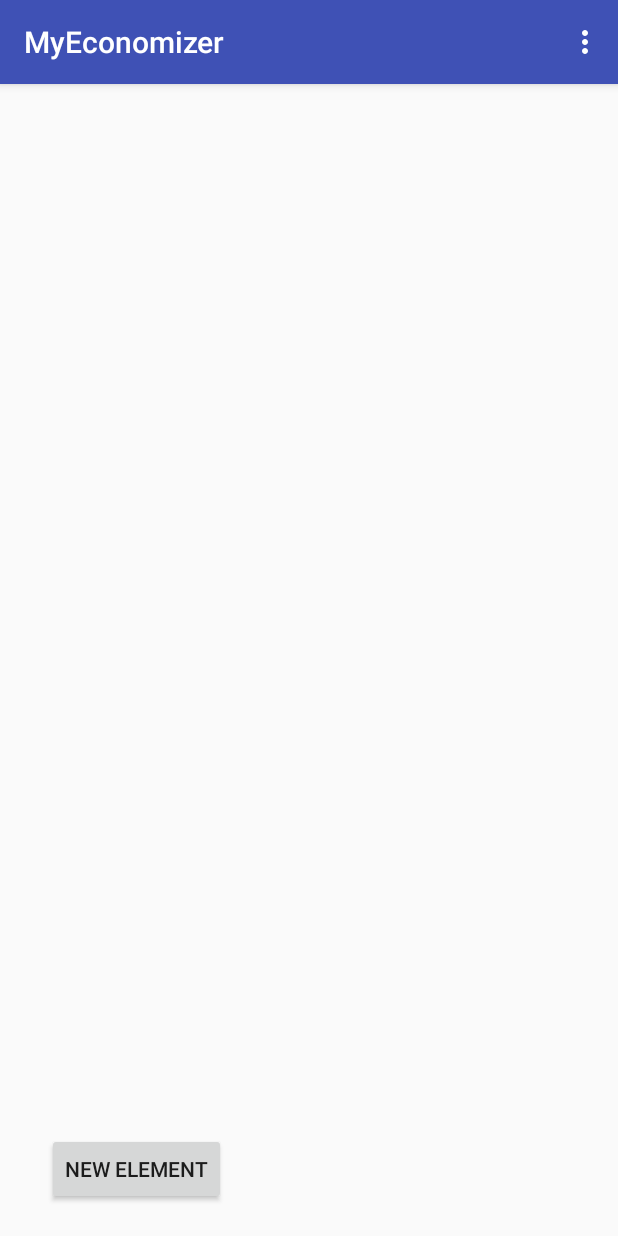
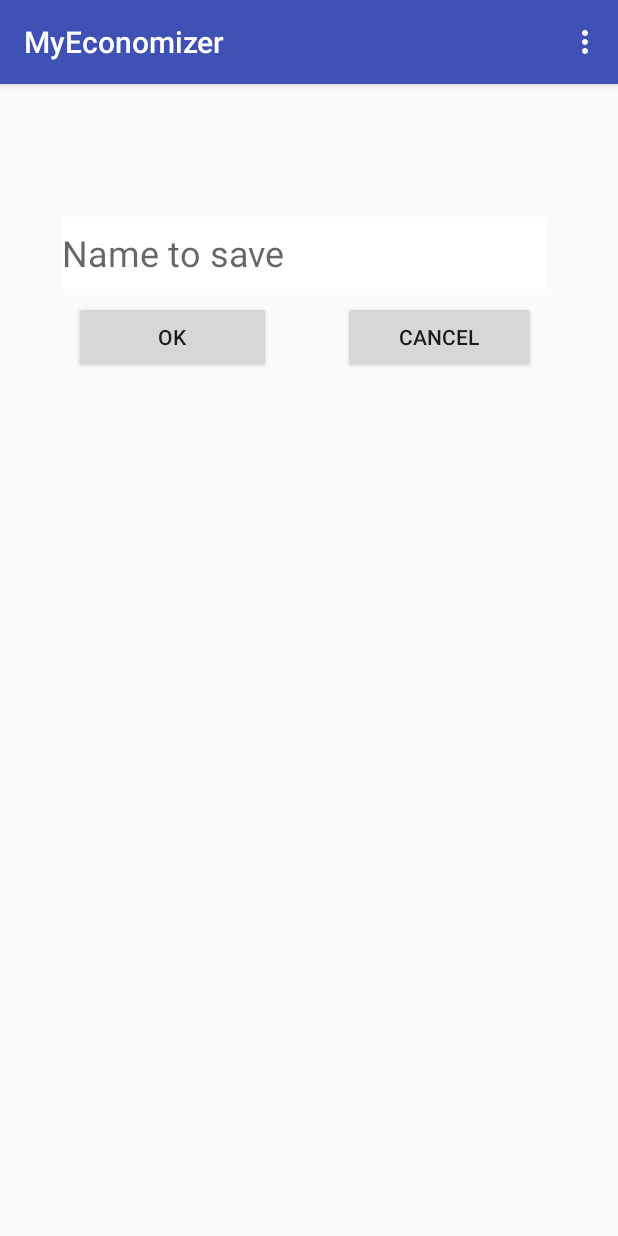
Before and after one commit to OlegBrest/MyEconomizer, an Android app: the screen it shows after launch (MainActivity), in the options menu, after a tap on "Edit saves", on a phone screen of 412 x 824 dp. Run offline under Robolectric (Android 15) with nearby library versions, the phone set to English and light mode, and no system bars; libraries missing offline, so code that uses them is left out: com.baoyz.swipemenulistview; plain views replace SwipeMenuListView; 5 statements that could not run were skipped.

Commit message:
saving DB

```diff
--- a/app/src/main/AndroidManifest.xml
+++ b/app/src/main/AndroidManifest.xml
@@ -17,6 +17,7 @@
             </intent-filter>
         </activity>
         <activity android:name=".SecondActivity"></activity>
+        <activity android:name=".saves_activity"></activity>
     </application>
 
 </manifest>
--- a/app/src/main/java/com/example/pop/myeconomizer/GoodsListAdapter.java
+++ b/app/src/main/java/com/example/pop/myeconomizer/GoodsListAdapter.java
@@ -44,7 +44,7 @@ public class GoodsListAdapter extends ArrayAdapter<goods_type>
         textShop.setText(item_good.getShop());
         textCost.setText(new DecimalFormat("#.#####").format(item_good.getCost()));
         textVolume.setText(new DecimalFormat("#.#####").format(item_good.getVolume()));
-        textPPI.setText(new DecimalFormat("#.#####").format(item_good.getCost()/item_good.getVolume()));
+        textPPI.setText(new DecimalFormat("#.#####").format(item_good.getPPI()));
         return convertView;
     }
 }
--- a/app/src/main/java/com/example/pop/myeconomizer/MainActivity.java
+++ b/app/src/main/java/com/example/pop/myeconomizer/MainActivity.java
@@ -2,8 +2,10 @@ package com.example.pop.myeconomizer;
 
 import android.annotation.SuppressLint;
 import android.content.Intent;
+import android.database.sqlite.SQLiteDatabase;
 import android.graphics.Color;
 import android.graphics.drawable.ColorDrawable;
+import android.opengl.Visibility;
 import android.os.Bundle;
 import android.support.v7.app.AppCompatActivity;
 import android.util.Log;
@@ -13,6 +15,7 @@ import android.view.View;
 import android.widget.ArrayAdapter;
 import android.widget.Button;
 import android.widget.ListView;
+import android.widget.TextView;
 
 import com.baoyz.swipemenulistview.SwipeMenu;
 import com.baoyz.swipemenulistview.SwipeMenuCreator;
@@ -26,6 +29,7 @@ class goods_type
     private String Shop;
     private double Cost;
     private double Volume;
+    private double PPI;
 
     goods_type()
     {
@@ -33,17 +37,20 @@ class goods_type
         this.Shop = "";
         this.Cost = 0.0;
         this.Volume = 0.0;
+        this.PPI = 0;
     }
 
     String getName() {return this.Name;}
     String getShop() {return this.Shop;}
     double getCost() {return this.Cost;}
     double getVolume() {return this.Volume;}
+    double getPPI() {return this.PPI;}
 
     void setName (String name) {this.Name =name;}
     void setShop (String shop) {this.Shop =shop;}
     void setCost (double cost) {this.Cost =cost;}
     void setVolume (double volume) {this.Volume = volume;}
+    void setPPI (double ppi) {this.PPI = ppi;}
 }
 
 public class MainActivity extends AppCompatActivity {
@@ -52,6 +59,10 @@ public class MainActivity extends AppCompatActivity {
 private Button newbutton = null;
 private SwipeMenuListView lv = null;
 private DBHelper dbHelper;
+private SQLiteDatabase database;
+private TextView save_name_txtbx = null;
+private Button save_name_bttn = null;
+private Button cancel_save_bttn = null;
 
 private ArrayAdapter<goods_type> adapter;
 private ArrayList<goods_type> listOfGoods;
@@ -81,12 +92,21 @@ private ArrayList<goods_type> listOfGoods;
                 gt2load.setShop(Shop_load != null ? Shop_load[i] : null);
                 gt2load.setCost(Cost_load != null ? Cost_load[i] : 0);
                 gt2load.setVolume(Volume_load != null ? Volume_load[i] : 0);
+                if ((Volume_load == null) || (Volume_load[i] == 0)) {
+                    gt2load.setPPI(0);
+                }
+                else {
+                    gt2load.setPPI(Cost_load[i]/Volume_load[i]);
+                }
                 this.listOfGoods.add(gt2load);
             }
         }
         this.newbutton = findViewById(R.id.new_bttn);
         this.lv = findViewById(R.id.listview_goods);
         this.lv.setMenuCreator(creator);
+        this.save_name_txtbx = findViewById(R.id.save_name_txtbx);
+        this.save_name_bttn = findViewById(R.id.save_name_bttn);
+        this.cancel_save_bttn = findViewById(R.id.cancel_name_bttn);
 
         @SuppressLint("InflateParams") View viewHeader = getLayoutInflater().inflate(R.layout.header,null);
         this.lv.addHeaderView(viewHeader);
@@ -99,7 +119,32 @@ private ArrayList<goods_type> listOfGoods;
                 startActivityForResult(intent,1);
             }
         });
-        dbHelper = new DBHelper(this);
+        this.dbHelper = new DBHelper(this);
+        //this.database = this.dbHelper.getWritableDatabase();
+
+        this.save_name_bttn.setOnClickListener(new Button.OnClickListener() {
+            @Override
+            public void onClick(View v) {
+                save_name_txtbx.setVisibility(View.INVISIBLE);
+                save_name_bttn.setVisibility(View.INVISIBLE);
+                cancel_save_bttn.setVisibility(View.INVISIBLE);
+                lv.setVisibility(View.VISIBLE);
+                newbutton.setVisibility(View.VISIBLE);
+                database = dbHelper.getWritableDatabase();
+                dbHelper.SaveArrLst(database,save_name_txtbx.getText().toString(), listOfGoods);
+            }
+        });
+
+        this.cancel_save_bttn.setOnClickListener(new Button.OnClickListener() {
+            @Override
+            public void onClick(View v) {
+                save_name_txtbx.setVisibility(View.INVISIBLE);
+                save_name_bttn.setVisibility(View.INVISIBLE);
+                cancel_save_bttn.setVisibility(View.INVISIBLE);
+                lv.setVisibility(View.VISIBLE);
+                newbutton.setVisibility(View.VISIBLE);
+            }
+        });
 
         this.lv.setOnMenuItemClickListener(new SwipeMenuListView.OnMenuItemClickListener() {
             @Override
@@ -173,20 +218,36 @@ private ArrayList<goods_type> listOfGoods;
     protected void onActivityResult (int requestCode, int resultCode , Intent data)
     {
         super.onActivityResult(requestCode,resultCode,data);
+        Log.d("MA","onActivityResult");
+        if (data != null) {
+            String state = "";
+            state = data.getStringExtra("state");
+            Log.d("MA","state = " + state);
+            if (state.equals("load"))
+            {
+                String save_name = data.getStringExtra("Save_Name");
+                this.database = dbHelper.getWritableDatabase();
+                dbHelper.LoadArrLst(database,save_name, this.listOfGoods);
+                Log.d("MA","Loaded = " + save_name);
+            }
+            else {
                 goods_type gt = new goods_type();
-        int position = data.getIntExtra("Position",-1);
+                int position = data.getIntExtra("Position", -1);
                 gt.setName(data.getStringExtra("Name"));
                 gt.setShop(data.getStringExtra("Shop"));
-        gt.setCost(data.getDoubleExtra("Cost",1));
-        gt.setVolume(data.getDoubleExtra("Volume",1));
-        if (position==-1) {
+                gt.setCost(data.getDoubleExtra("Cost", 1));
+                gt.setVolume(data.getDoubleExtra("Volume", 1));
+                gt.setPPI(data.getDoubleExtra("Cost", 0) / data.getDoubleExtra("Volume", 1));
+
+
+                if (position == -1) {
                     this.listOfGoods.add(gt);
+                } else {
+                    this.listOfGoods.set(position, gt);
                 }
-        else
-        {
-            this.listOfGoods.set(position,gt);
             }
             this.adapter.notifyDataSetChanged();
+        }
     }
 
     @Override
@@ -197,17 +258,20 @@ private ArrayList<goods_type> listOfGoods;
         String [] Shop_save = new String[count];
         double [] Cost_save = new double[count];
         double [] Volume_save = new double[count];
+        double [] PPI_save = new double[count];
         for (int i = 0; i < count ; i++)
         {
             Name_save[i] = this.listOfGoods.get(i).getName();
             Shop_save[i] = this.listOfGoods.get(i).getShop();
             Cost_save[i] = this.listOfGoods.get(i).getCost();
             Volume_save[i] = this.listOfGoods.get(i).getVolume();
+            PPI_save[i] = this.listOfGoods.get(i).getPPI();
         }
         outState.putStringArray("NameArray",Name_save);
         outState.putStringArray("ShopArray",Shop_save);
         outState.putDoubleArray("CostArray",Cost_save);
         outState.putDoubleArray("VolumeArray",Volume_save);
+        outState.putDoubleArray("PPIArray",PPI_save);
         outState.putInt("Size",count);
     }
 
@@ -228,6 +292,21 @@ private ArrayList<goods_type> listOfGoods;
             this.adapter.notifyDataSetChanged();
         }
 
+        if (id == R.id.menu_save)
+        {
+            this.save_name_bttn.setVisibility(View.VISIBLE);
+            this.save_name_txtbx.setVisibility(View.VISIBLE);
+            this.cancel_save_bttn.setVisibility(View.VISIBLE);
+            this.lv.setVisibility(View.INVISIBLE);
+            this.newbutton.setVisibility(View.INVISIBLE);
+        }
+
+        if (id == R.id.menu_load)
+        {
+            Intent intent= new Intent(getApplicationContext(),saves_activity.class);
+            startActivityForResult(intent,1);
+
+        }
         return super.onOptionsItemSelected(item);
     }
 }
--- a/app/src/main/java/com/example/pop/myeconomizer/SecondActivity.java
+++ b/app/src/main/java/com/example/pop/myeconomizer/SecondActivity.java
@@ -20,7 +20,7 @@ private int position = -1;
     protected void onCreate(Bundle savedInstanceState) {
         super.onCreate(savedInstanceState);
         setContentView(R.layout.activity_second);
-        addbutton =  findViewById(R.id.ok_bttn);
+        this.addbutton =  findViewById(R.id.ok_bttn);
         Name_txt = findViewById(R.id.txtbx_name);
         Shop_txt =  findViewById(R.id.txtbx_shop);
         Cost_txt =  findViewById(R.id.txtbx_cost);
@@ -35,7 +35,7 @@ private int position = -1;
             Volume_txt.setText(String.valueOf(intent.getDoubleExtra("Volume",1)));
             addbutton.setText(R.string.edit);
         }
-        addbutton.setOnClickListener (new View.OnClickListener() {
+        this.addbutton.setOnClickListener (new View.OnClickListener() {
             @Override
             public void onClick(View v) {
                 Intent data = new Intent();
@@ -43,6 +43,7 @@ private int position = -1;
                 data.putExtra("Shop",Shop_txt.getText().toString());
                 data.putExtra("Cost",Double.parseDouble(Cost_txt.getText().toString()));
                 data.putExtra("Volume",Double.parseDouble(Volume_txt.getText().toString()));
+                data.putExtra("state","edit_add");
                 if (position!=-1) data.putExtra("Position", position);
                 setResult(RESULT_OK,data);
                 finish();
--- a/app/src/main/res/layout/activity_main.xml
+++ b/app/src/main/res/layout/activity_main.xml
@@ -5,9 +5,8 @@
     android:id="@+id/Main_layout"
     android:layout_width="match_parent"
     android:layout_height="match_parent"
-    tools:context="com.example.pop.myeconomizer.MainActivity"
     android:configChanges="orientation|screenSize"
-    >
+    tools:context="com.example.pop.myeconomizer.MainActivity">
 
     <!--<ListView-->
     <!--android:id="@+id/listview_goods"-->
@@ -54,4 +53,51 @@
         app:layout_constraintVertical_bias="0.982"
         tools:text="@string/new_text" />
 
+    <EditText
+        android:id="@+id/save_name_txtbx"
+        android:layout_width="323dp"
+        android:layout_height="48dp"
+        android:layout_marginBottom="8dp"
+        android:layout_marginEnd="8dp"
+        android:layout_marginStart="8dp"
+        android:layout_marginTop="8dp"
+        android:background="@android:color/white"
+        android:ems="10"
+        android:hint="@string/save_name"
+        android:inputType="textPersonName"
+        android:textSize="24sp"
+        android:visibility="invisible"
+        app:layout_constraintBottom_toBottomOf="@+id/listview_goods"
+        app:layout_constraintEnd_toEndOf="@+id/listview_goods"
+        app:layout_constraintHorizontal_bias="0.518"
+        app:layout_constraintStart_toStartOf="parent"
+        app:layout_constraintTop_toTopOf="parent"
+        app:layout_constraintVertical_bias="0.125" />
+
+    <Button
+        android:id="@+id/save_name_bttn"
+        android:layout_width="131dp"
+        android:layout_height="wrap_content"
+        android:layout_marginEnd="8dp"
+        android:layout_marginStart="8dp"
+        android:layout_marginTop="8dp"
+        android:text="@string/ok"
+        android:visibility="invisible"
+        app:layout_constraintEnd_toStartOf="@+id/cancel_name_bttn"
+        app:layout_constraintHorizontal_bias="0.0"
+        app:layout_constraintStart_toStartOf="@+id/save_name_txtbx"
+        app:layout_constraintTop_toBottomOf="@+id/save_name_txtbx" />
+
+    <Button
+        android:id="@+id/cancel_name_bttn"
+        android:layout_width="128dp"
+        android:layout_height="wrap_content"
+        android:layout_marginEnd="8dp"
+        android:layout_marginRight="8dp"
+        android:layout_marginTop="8dp"
+        android:text="@android:string/cancel"
+        android:visibility="invisible"
+        app:layout_constraintEnd_toEndOf="@+id/save_name_txtbx"
+        app:layout_constraintTop_toBottomOf="@+id/save_name_txtbx" />
+
 </android.support.constraint.ConstraintLayout>
--- a/app/src/main/res/values/strings.xml
+++ b/app/src/main/res/values/strings.xml
@@ -13,4 +13,6 @@
     <string name="Menu_clear">Clear table</string>
     <string name="shop">Shop</string>
     <string name="edit">Edit</string>
+    <string name="ok">OK</string>
+    <string name="save_name">Name to save</string>
 </resources>
```
Also changed, not shown: app/src/main/java/com/example/pop/myeconomizer/DBHelper.java (+55 -1 lines), app/src/main/java/com/example/pop/myeconomizer/saves_activity.java (added, +69 -0 lines), app/src/main/java/com/example/pop/myeconomizer/saves_adapter.java (added, +40 -0 lines), app/src/main/res/layout/list_saves.xml (added, +27 -0 lines), app/src/main/res/layout/saves_layout.xml (added, +18 -0 lines), 2 other files. Lines whose indentation alone changed are shown as unchanged.
